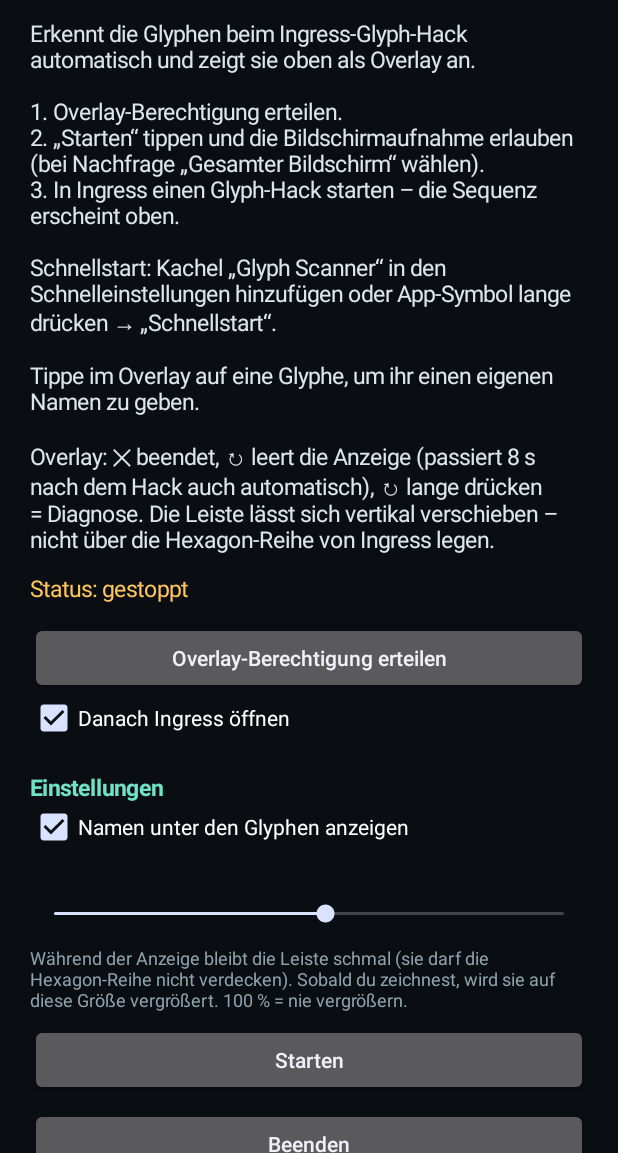
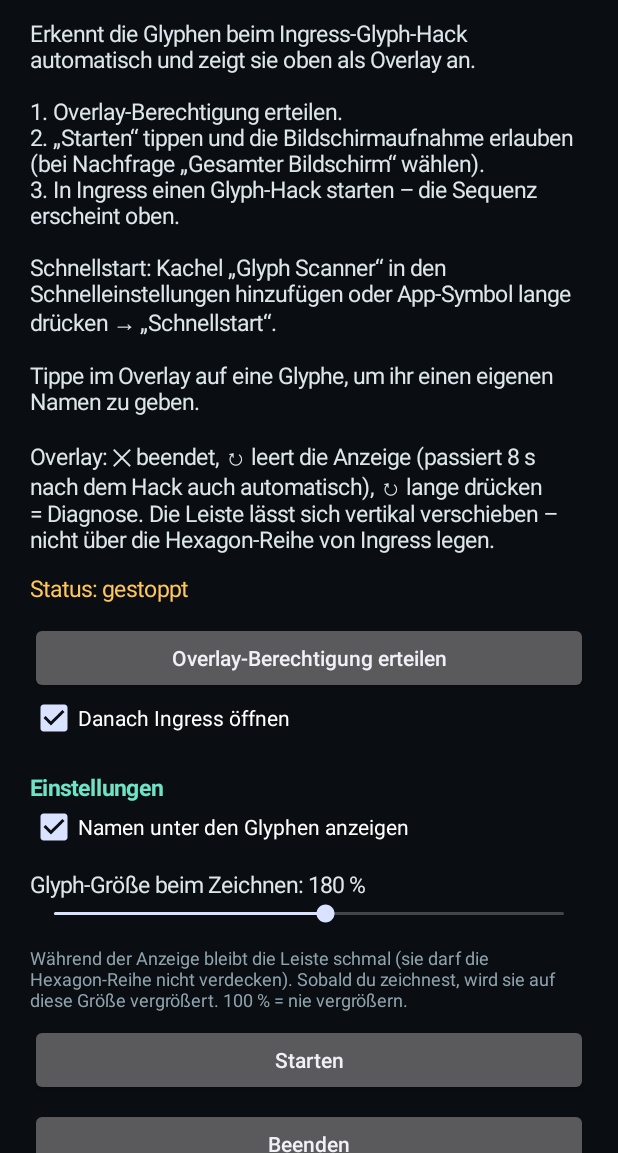
Before and after one commit to christianlinzatti/glyph-scanner, an Android app: the screen it shows after launch (MainActivity), on a phone screen of 412 x 824 dp, the part 83-1236 px from its top. Run offline under Robolectric (Android 15) with nearby library versions, the phone set to English and light mode, and no system bars.

```diff
--- a/app/src/main/java/io/github/christianlinzatti/glyphscanner/MainActivity.java
+++ b/app/src/main/java/io/github/christianlinzatti/glyphscanner/MainActivity.java
@@ -221,6 +221,10 @@ public class MainActivity extends Activity {
                 .show();
     }
 
+    private static String sizeText(int pct) {
+        return "Glyph-Größe beim Zeichnen: " + pct + " %";
+    }
+
     // ------------------------------------------------------------------ tiny UI helpers
 
     private int dp(int v) {
```
